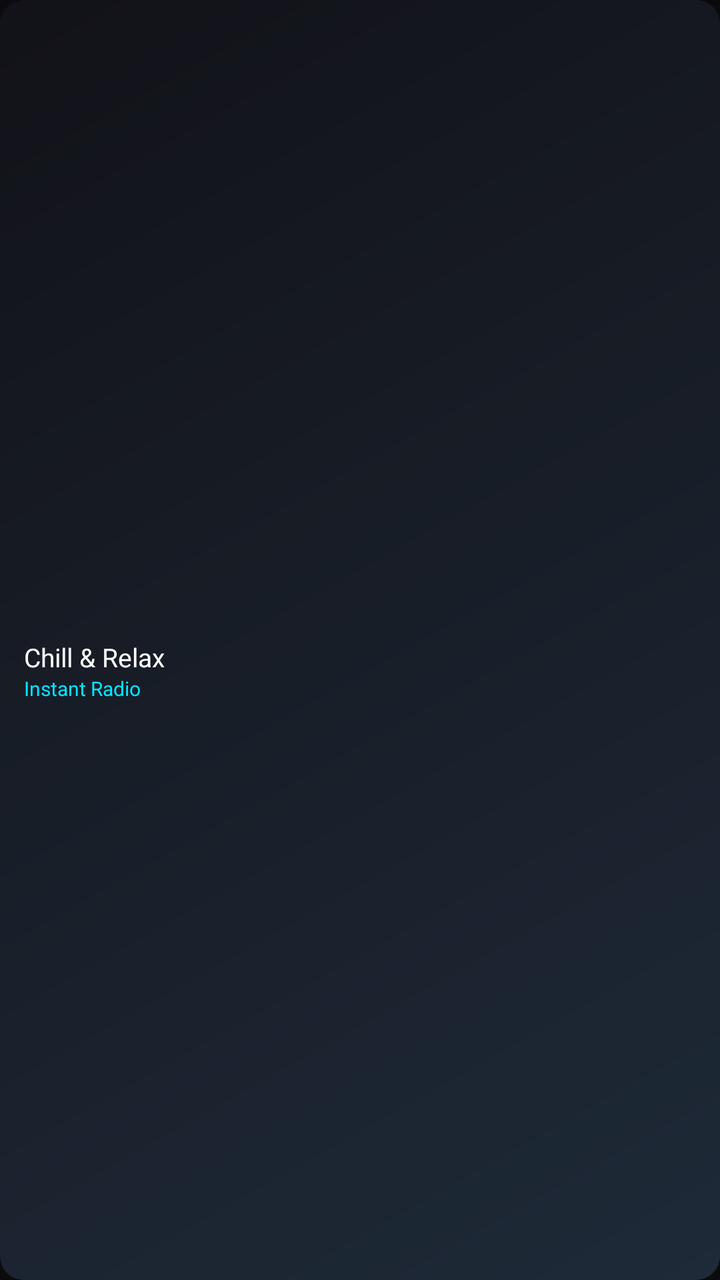
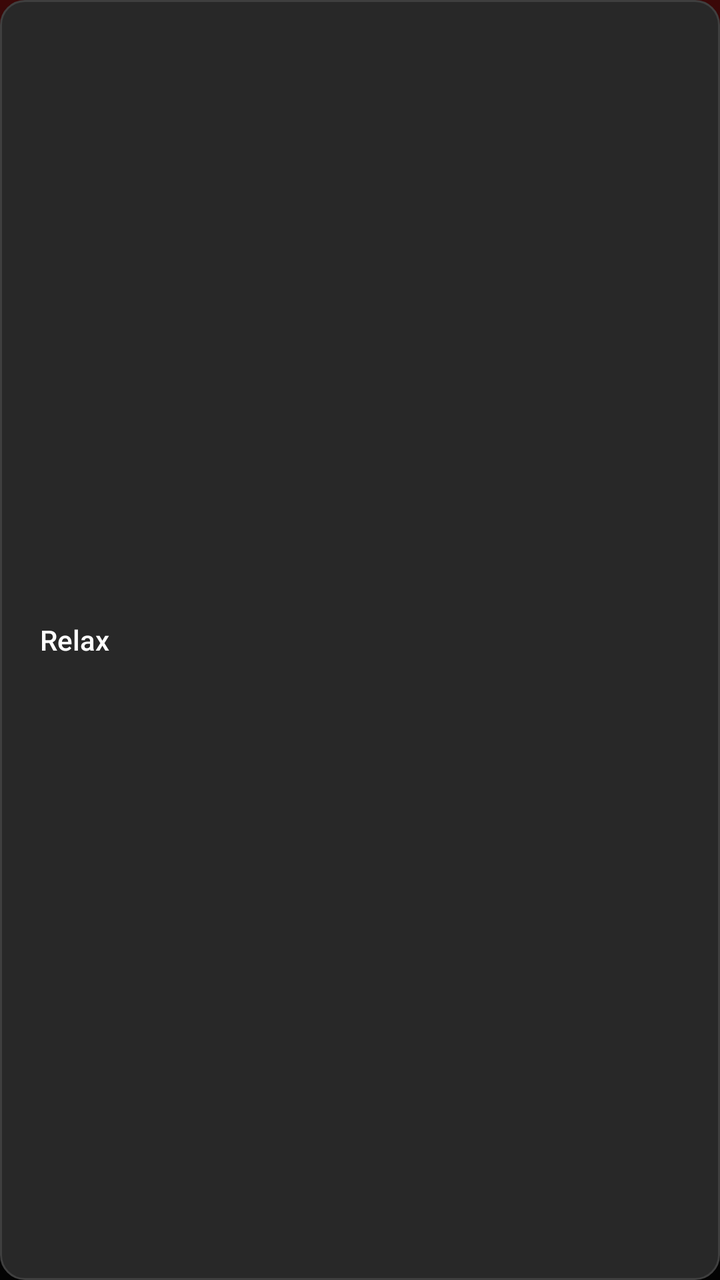

Two renders of the same Android screen: before a commit and after it. Below are the layout's source before the change and the commit's diff.
<!-- AndroidManifest.xml: application theme Theme.BraveMusicPlayer -->
<!-- res/layout/item_mood_chip.xml -->
<?xml version="1.0" encoding="utf-8"?>
<LinearLayout xmlns:android="http://schemas.android.com/apk/res/android"
    xmlns:app="http://schemas.android.com/apk/res-auto"
    android:layout_width="140dp"
    android:layout_height="80dp"
    android:layout_marginEnd="10dp"
    android:background="@drawable/bg_mix_card"
    android:clickable="true"
    android:focusable="true"
    android:gravity="center_vertical"
    android:orientation="vertical"
    android:padding="12dp">

    <TextView
        android:id="@+id/tvMoodEmoji"
        android:layout_width="wrap_content"
        android:layout_height="wrap_content"
        android:textSize="20sp" />

    <TextView
        android:id="@+id/tvMoodName"
        android:layout_width="wrap_content"
        android:layout_height="wrap_content"
        android:layout_marginTop="4dp"
        android:ellipsize="end"
        android:fontFamily="sans-serif-bold"
        android:maxLines="1"
        android:text="Chill &amp; Relax"
        android:textColor="@color/tidal_text_primary"
        android:textSize="13sp" />

    <TextView
        android:id="@+id/tvMoodSubtitle"
        android:layout_width="wrap_content"
        android:layout_height="wrap_content"
        android:ellipsize="end"
        android:fontFamily="sans-serif"
        android:maxLines="1"
        android:text="Instant Radio"
        android:textColor="@color/tidal_accent"
        android:textSize="10sp" />
</LinearLayout>
<!-- resources referenced by this layout -->
<resources>
  <color name="tidal_accent">#00E5FF</color>
  <color name="tidal_text_primary">#FFFFFF</color>
  <!-- drawable bg_mix_card (drawable) -->
  <?xml version="1.0" encoding="utf-8"?>
  <shape xmlns:android="http://schemas.android.com/apk/res/android"
      android:shape="rectangle">
      <gradient
          android:angle="135"
          android:startColor="#1E2A38"
          android:endColor="#121218"
          android:type="linear" />
      <corners android:radius="12dp" />
  </shape>
  <style name="Theme.BraveMusicPlayer" parent="Theme.MaterialComponents.DayNight.NoActionBar">
          <item name="colorPrimary">@color/tidal_accent</item>
          <item name="colorPrimaryVariant">@color/tidal_surface</item>
          <item name="colorOnPrimary">@color/black</item>
          <item name="colorSecondary">@color/tidal_accent</item>
          <item name="colorSecondaryVariant">@color/tidal_accent</item>
          <item name="colorOnSecondary">@color/black</item>
          <item name="android:colorBackground">@color/tidal_bg</item>
          <item name="android:statusBarColor">@color/tidal_bg</item>
          <item name="android:navigationBarColor">@color/tidal_surface</item>
          <item name="android:windowBackground">@color/tidal_bg</item>
          <item name="bottomSheetDialogTheme">@style/TidalBottomSheetDialogTheme</item>
      </style>
  <color name="tidal_surface">#16161B</color>
  <color name="black">#FF000000</color>
  <color name="tidal_bg">#0B0B0E</color>
  <style name="TidalBottomSheetDialogTheme" parent="Theme.Design.Light.BottomSheetDialog">
          <item name="bottomSheetStyle">@style/TidalBottomSheetStyle</item>
      </style>
  <style name="TidalBottomSheetStyle" parent="Widget.Design.BottomSheet.Modal">
          <item name="android:background">@android:color/transparent</item>
      </style>
</resources>

<!-- the commit's change to res/layout/item_mood_chip.xml (unified diff, before → after) -->
@@ -1,42 +1,37 @@
 <?xml version="1.0" encoding="utf-8"?>
 <LinearLayout xmlns:android="http://schemas.android.com/apk/res/android"
-    xmlns:app="http://schemas.android.com/apk/res-auto"
-    android:layout_width="140dp"
-    android:layout_height="80dp"
-    android:layout_marginEnd="10dp"
-    android:background="@drawable/bg_mix_card"
+    android:layout_width="wrap_content"
+    android:layout_height="36dp"
+    android:layout_marginEnd="8dp"
+    android:background="@drawable/bg_ytm_chip"
     android:clickable="true"
     android:focusable="true"
     android:gravity="center_vertical"
-    android:orientation="vertical"
-    android:padding="12dp">
+    android:orientation="horizontal"
+    android:paddingStart="14dp"
+    android:paddingEnd="14dp">
 
     <TextView
         android:id="@+id/tvMoodEmoji"
         android:layout_width="wrap_content"
         android:layout_height="wrap_content"
-        android:textSize="20sp" />
+        android:layout_marginEnd="6dp"
+        android:textSize="14sp" />
 
     <TextView
         android:id="@+id/tvMoodName"
         android:layout_width="wrap_content"
         android:layout_height="wrap_content"
-        android:layout_marginTop="4dp"
         android:ellipsize="end"
-        android:fontFamily="sans-serif-bold"
+        android:fontFamily="sans-serif-medium"
         android:maxLines="1"
-        android:text="Chill &amp; Relax"
-        android:textColor="@color/tidal_text_primary"
-        android:textSize="13sp" />
+        android:text="Relax"
+        android:textColor="@color/ytm_text_primary"
+        android:textSize="14sp" />
 
     <TextView
         android:id="@+id/tvMoodSubtitle"
         android:layout_width="wrap_content"
         android:layout_height="wrap_content"
-        android:ellipsize="end"
-        android:fontFamily="sans-serif"
-        android:maxLines="1"
-        android:text="Instant Radio"
-        android:textColor="@color/tidal_accent"
-        android:textSize="10sp" />
+        android:visibility="gone" />
 </LinearLayout>
<!-- resource entries referenced after the edit -->
@@ -1,38 +1,55 @@
 <!-- resources referenced by this layout -->
 <resources>
-  <color name="tidal_accent">#00E5FF</color>
-  <color name="tidal_text_primary">#FFFFFF</color>
-  <!-- drawable bg_mix_card (drawable) -->
+  <color name="ytm_text_primary">#FFFFFF</color>
+  <!-- drawable bg_ytm_chip (drawable) -->
+  <?xml version="1.0" encoding="utf-8"?>
+  <shape xmlns:android="http://schemas.android.com/apk/res/android"
+      android:shape="rectangle">
+      <corners android:radius="12dp" />
+      <solid android:color="@color/dark_grey_elevated" />
+      <stroke
+          android:width="1dp"
+          android:color="@color/border_grey" />
+  </shape>
+  <style name="Theme.BraveMusicPlayer" parent="Theme.MaterialComponents.DayNight.NoActionBar">
+          <item name="colorPrimary">@color/youtube_red</item>
+          <item name="colorPrimaryVariant">@color/surface_black</item>
+          <item name="colorOnPrimary">@color/white_primary</item>
+          <item name="colorSecondary">@color/youtube_red</item>
+          <item name="colorSecondaryVariant">@color/youtube_red</item>
+          <item name="colorOnSecondary">@color/white_primary</item>
+          <item name="android:colorBackground">@color/deep_black</item>
+          <item name="android:statusBarColor">@color/ytm_bg_top_glow</item>
+          <item name="android:navigationBarColor">@color/surface_black</item>
+          <item name="android:windowBackground">@drawable/bg_ytm_gradient</item>
+          <item name="bottomSheetDialogTheme">@style/YtmBottomSheetDialogTheme</item>
+      </style>
+  <color name="dark_grey_elevated">#282828</color>
+  <color name="border_grey">#3F3F3F</color>
+  <color name="youtube_red">#FF0000</color>
+  <color name="surface_black">#121212</color>
+  <color name="white_primary">#FFFFFF</color>
+  <color name="deep_black">#030303</color>
+  <color name="ytm_bg_top_glow">#3B0808</color>
+  <!-- drawable bg_ytm_gradient (drawable) -->
   <?xml version="1.0" encoding="utf-8"?>
   <shape xmlns:android="http://schemas.android.com/apk/res/android"
       android:shape="rectangle">
       <gradient
-          android:angle="135"
-          android:startColor="#1E2A38"
-          android:endColor="#121218"
+          android:angle="270"
+          android:startColor="@color/ytm_bg_top_glow"
+          android:centerColor="@color/ytm_bg_middle"
+          android:endColor="@color/ytm_bg_main"
           android:type="linear" />
-      <corners android:radius="12dp" />
   </shape>
-  <style name="Theme.BraveMusicPlayer" parent="Theme.MaterialComponents.DayNight.NoActionBar">
-          <item name="colorPrimary">@color/tidal_accent</item>
-          <item name="colorPrimaryVariant">@color/tidal_surface</item>
-          <item name="colorOnPrimary">@color/black</item>
-          <item name="colorSecondary">@color/tidal_accent</item>
-          <item name="colorSecondaryVariant">@color/tidal_accent</item>
-          <item name="colorOnSecondary">@color/black</item>
-          <item name="android:colorBackground">@color/tidal_bg</item>
-          <item name="android:statusBarColor">@color/tidal_bg</item>
-          <item name="android:navigationBarColor">@color/tidal_surface</item>
-          <item name="android:windowBackground">@color/tidal_bg</item>
-          <item name="bottomSheetDialogTheme">@style/TidalBottomSheetDialogTheme</item>
+  <style name="YtmBottomSheetDialogTheme" parent="Theme.Design.Light.BottomSheetDialog">
+          <item name="bottomSheetStyle">@style/YtmBottomSheetStyle</item>
+          <item name="android:windowIsFloating">false</item>
+          <item name="android:navigationBarColor">@color/surface_black</item>
       </style>
-  <color name="tidal_surface">#16161B</color>
-  <color name="black">#FF000000</color>
-  <color name="tidal_bg">#0B0B0E</color>
-  <style name="TidalBottomSheetDialogTheme" parent="Theme.Design.Light.BottomSheetDialog">
-          <item name="bottomSheetStyle">@style/TidalBottomSheetStyle</item>
-      </style>
-  <style name="TidalBottomSheetStyle" parent="Widget.Design.BottomSheet.Modal">
+  <color name="ytm_bg_middle">#0D0202</color>
+  <color name="ytm_bg_main">#030303</color>
+  <style name="YtmBottomSheetStyle" parent="Widget.Design.BottomSheet.Modal">
           <item name="android:background">@android:color/transparent</item>
       </style>
 </resources>
